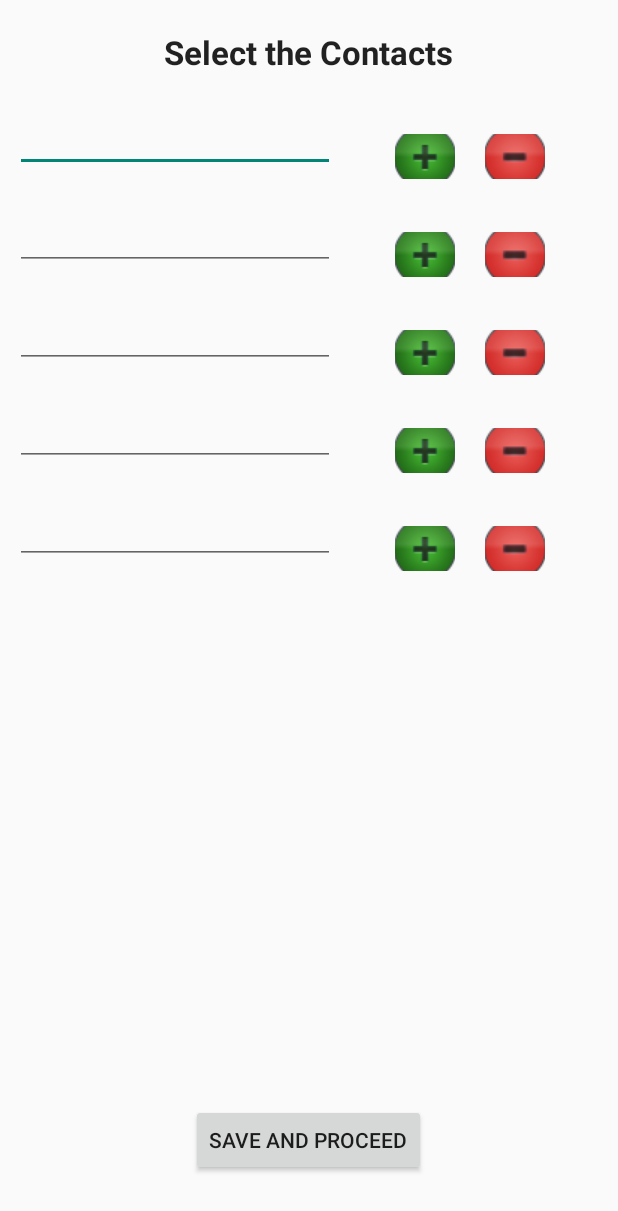
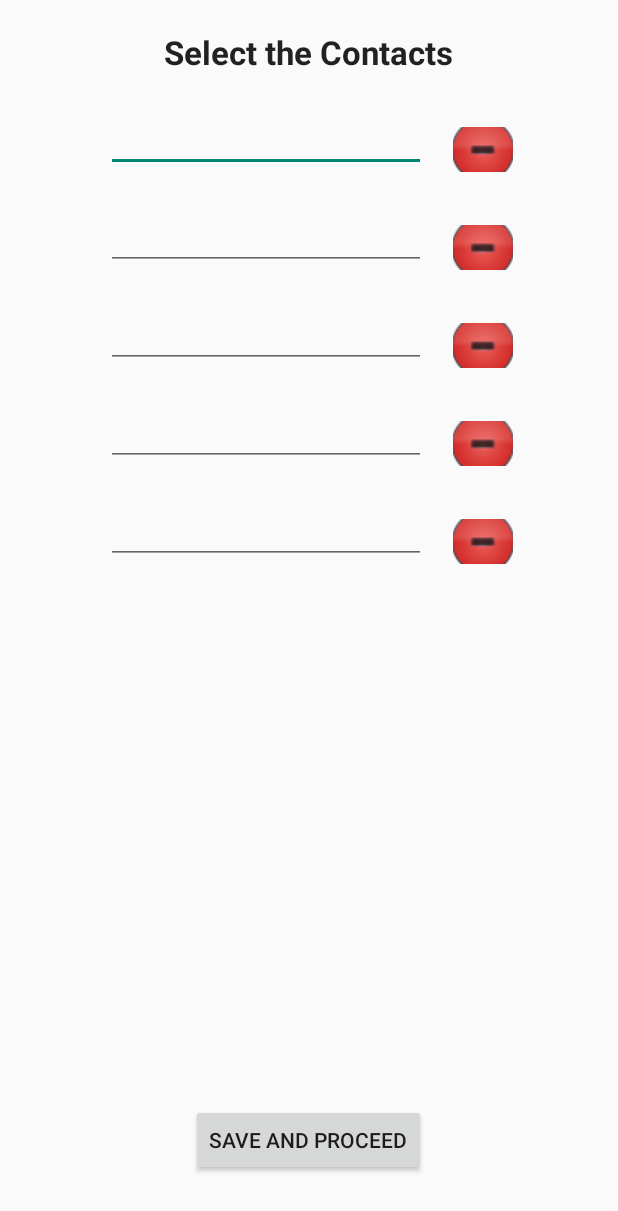
Before and after one commit to Ashl7/Feelings, an Android app: the layout activity_contacts.xml on its own in the app's theme, with its tools: preview values and no code run, on a phone screen of 412 x 824 dp. Shown: the top 1211 px of the screen. Run offline under Robolectric (Android 15) with nearby library versions, the phone set to English and light mode, and no system bars.

Commit message:
Added Buttons and EditTexts to ContactActivity, and Changed its layout

```diff
--- a/app/src/main/java/com/autism/mindpower/feeling/ContactDatabase.java
+++ b/app/src/main/java/com/autism/mindpower/feeling/ContactDatabase.java
@@ -5,6 +5,7 @@ import android.content.Context;
 import android.database.Cursor;
 import android.database.SQLException;
 import android.database.sqlite.SQLiteDatabase;
+import android.util.Log;
 
 import java.util.ArrayList;
 
@@ -37,8 +38,14 @@ public class ContactDatabase {
 
 
     // make sure to use open() AND close() whenever you use the database
-    public void open() throws SQLException {
-        db = dbHelper.getWritableDatabase();   //get a reference to the database
+    public void open() {
+        try {
+            db = dbHelper.getWritableDatabase();   //get a reference to the database
+        }
+        catch (SQLException e) {
+            e.printStackTrace();
+            Log.v(TAG, "Opening database failed");
+        }
     }
 
     public void close(){
@@ -56,7 +63,6 @@ public class ContactDatabase {
         //values.put(ContactDatabaseHelper.COLUMN_CONTACT_DATE_ADDED, getDate());
 
         db.insert(ContactDatabaseHelper.TABLE_CONTACTS, null, values);
-        db.close();
     }
 
     // Delete a contact from the database
--- a/app/src/main/java/com/autism/mindpower/feeling/ContactsActivity.java
+++ b/app/src/main/java/com/autism/mindpower/feeling/ContactsActivity.java
@@ -4,8 +4,10 @@ import android.os.Bundle;
 import android.support.v7.app.AppCompatActivity;
 import android.view.Menu;
 import android.view.MenuItem;
+import android.view.View;
 import android.widget.Button;
 import android.widget.EditText;
+import android.widget.ImageButton;
 
 /**
  * Created by Arash Nase on 4/15/2016.
@@ -13,17 +15,11 @@ import android.widget.EditText;
  */
 public class ContactsActivity extends AppCompatActivity {
 
-    private Button button;
-    private Button button1;
-    private Button button2;
-    private Button button3;
-    private Button button4;
-    private Button button5;
-    private Button button6;
-    private Button button7;
-    private Button button8;
-    private Button button9;
-    private Button save_button;
+    private ImageButton button;
+    private ImageButton button1;
+    private ImageButton button2;
+    private ImageButton button3;
+    private ImageButton button4;
 
     private EditText editText;
     private EditText editText1;
@@ -31,11 +27,74 @@ public class ContactsActivity extends AppCompatActivity {
     private EditText editText3;
     private EditText editText4;
 
+    private Button saveButton;
+
 
     @Override
     protected void onCreate(Bundle savedInstanceState) {
         super.onCreate(savedInstanceState);
         setContentView(R.layout.activity_contacts);
+
+
+        button = (ImageButton) findViewById(R.id.imageButton);
+        button.setOnClickListener(new View.OnClickListener() {
+            public void onClick(View v) {
+                // Perform action on click
+            }
+        });
+
+        button1 = (ImageButton) findViewById(R.id.imageButton1);
+        button1.setOnClickListener(new View.OnClickListener() {
+            public void onClick(View v) {
+                // Perform action on click
+            }
+        });
+
+        button2 = (ImageButton) findViewById(R.id.imageButton2);
+        button2.setOnClickListener(new View.OnClickListener() {
+            public void onClick(View v) {
+                // Perform action on click
+            }
+        });
+
+        button3 = (ImageButton) findViewById(R.id.imageButton3);
+        button3.setOnClickListener(new View.OnClickListener() {
+            public void onClick(View v) {
+                // Perform action on click
+            }
+        });
+
+        button4 = (ImageButton) findViewById(R.id.imageButton4);
+        button4.setOnClickListener(new View.OnClickListener() {
+            public void onClick(View v) {
+                // Perform action on click
+            }
+        });
+
+
+        editText = (EditText) findViewById(R.id.editText);
+
+        editText1 = (EditText) findViewById(R.id.editText1);
+
+        editText2 = (EditText) findViewById(R.id.editText2);
+
+        editText3 = (EditText) findViewById(R.id.editText3);
+
+        editText4 = (EditText) findViewById(R.id.editText4);
+
+
+        saveButton = (Button) findViewById(R.id.save_button);
+        saveButton.setOnClickListener(new View.OnClickListener() {
+            public void onClick(View v) {
+                // Perform action on click
+            }
+        });
+
+
+
+
+
+
     }
 
     @Override
--- a/app/src/main/res/layout/activity_contacts.xml
+++ b/app/src/main/res/layout/activity_contacts.xml
@@ -24,32 +24,18 @@
         android:ems="10"
         android:id="@+id/editText"
         android:layout_below="@+id/select_contact_textview"
-        android:layout_alignParentLeft="true"
-        android:layout_alignParentStart="true"
         android:layout_marginTop="20dp"
-        android:layout_marginLeft="10dp" />
+        android:layout_alignRight="@+id/save_button"
+        android:layout_alignEnd="@+id/save_button" />
 
     <ImageButton
         android:layout_width="40dp"
         android:layout_height="30dp"
         android:id="@+id/imageButton"
-        android:src="@drawable/button_plus_green"
-        android:layout_alignTop="@+id/editText"
-        android:layout_toRightOf="@+id/editText"
-        android:layout_toEndOf="@+id/editText"
-        android:layout_marginLeft="40dp"
-        android:layout_marginTop="20dp" />
-
-    <ImageButton
-        android:layout_width="40dp"
-        android:layout_height="30dp"
-        android:id="@+id/imageButton1"
         android:src="@drawable/button_minus_red"
-        android:layout_alignBottom="@+id/imageButton"
-        android:layout_toRightOf="@+id/imageButton"
-        android:layout_toEndOf="@+id/imageButton"
-        android:layout_marginLeft="20dp"
-        android:layout_marginTop="20dp" />
+        android:layout_above="@+id/editText1"
+        android:layout_toRightOf="@+id/select_contact_textview"
+        android:layout_toEndOf="@+id/select_contact_textview" />
 
 
 
@@ -60,34 +46,21 @@
         android:ems="10"
         android:id="@+id/editText1"
         android:layout_below="@+id/editText"
-        android:layout_alignParentLeft="true"
-        android:layout_alignParentStart="true"
         android:layout_marginTop="20dp"
-        android:layout_marginLeft="10dp" />
+        android:layout_alignRight="@+id/editText"
+        android:layout_alignEnd="@+id/editText"
+        android:layout_alignLeft="@+id/editText"
+        android:layout_alignStart="@+id/editText" />
+
 
     <ImageButton
         android:layout_width="40dp"
         android:layout_height="30dp"
-        android:id="@+id/imageButton2"
-        android:src="@drawable/button_plus_green"
-        android:layout_alignTop="@+id/editText1"
-        android:layout_toRightOf="@+id/editText1"
-        android:layout_toEndOf="@+id/editText1"
-        android:layout_marginLeft="40dp"
-        android:layout_marginTop="20dp" />
-
-    <ImageButton
-        android:layout_width="40dp"
-        android:layout_height="30dp"
-        android:id="@+id/imageButton3"
+        android:id="@+id/imageButton1"
         android:src="@drawable/button_minus_red"
-        android:layout_alignBottom="@+id/imageButton2"
-        android:layout_toRightOf="@+id/imageButton2"
-        android:layout_toEndOf="@+id/imageButton2"
-        android:layout_marginLeft="20dp"
-        android:layout_marginTop="20dp" />
-
-
+        android:layout_alignBottom="@+id/editText1"
+        android:layout_alignLeft="@+id/imageButton"
+        android:layout_alignStart="@+id/imageButton" />
 
     <EditText
         android:layout_width="wrap_content"
@@ -96,34 +69,21 @@
         android:ems="10"
         android:id="@+id/editText2"
         android:layout_below="@+id/editText1"
-        android:layout_alignParentLeft="true"
-        android:layout_alignParentStart="true"
         android:layout_marginTop="20dp"
-        android:layout_marginLeft="10dp" />
+        android:layout_alignRight="@+id/editText1"
+        android:layout_alignEnd="@+id/editText1"
+        android:layout_alignLeft="@+id/editText1"
+        android:layout_alignStart="@+id/editText1" />
+
 
     <ImageButton
         android:layout_width="40dp"
         android:layout_height="30dp"
-        android:id="@+id/imageButton4"
-        android:src="@drawable/button_plus_green"
-        android:layout_alignTop="@+id/editText2"
-        android:layout_toRightOf="@+id/editText2"
-        android:layout_toEndOf="@+id/editText2"
-        android:layout_marginLeft="40dp"
-        android:layout_marginTop="20dp" />
-
-    <ImageButton
-        android:layout_width="40dp"
-        android:layout_height="30dp"
-        android:id="@+id/imageButton5"
+        android:id="@+id/imageButton2"
         android:src="@drawable/button_minus_red"
-        android:layout_alignBottom="@+id/imageButton4"
-        android:layout_toRightOf="@+id/imageButton4"
-        android:layout_toEndOf="@+id/imageButton4"
-        android:layout_marginLeft="20dp"
-        android:layout_marginTop="20dp" />
-
-
+        android:layout_alignBottom="@+id/editText2"
+        android:layout_alignLeft="@+id/imageButton1"
+        android:layout_alignStart="@+id/imageButton1" />
 
     <EditText
         android:layout_width="wrap_content"
@@ -132,34 +92,21 @@
         android:ems="10"
         android:id="@+id/editText3"
         android:layout_below="@+id/editText2"
-        android:layout_alignParentLeft="true"
-        android:layout_alignParentStart="true"
         android:layout_marginTop="20dp"
-        android:layout_marginLeft="10dp" />
+        android:layout_alignRight="@+id/editText2"
+        android:layout_alignEnd="@+id/editText2"
+        android:layout_alignLeft="@+id/editText2"
+        android:layout_alignStart="@+id/editText2" />
+
 
     <ImageButton
         android:layout_width="40dp"
         android:layout_height="30dp"
-        android:id="@+id/imageButton6"
-        android:src="@drawable/button_plus_green"
-        android:layout_alignTop="@+id/editText3"
-        android:layout_toRightOf="@+id/editText3"
-        android:layout_toEndOf="@+id/editText3"
-        android:layout_marginLeft="40dp"
-        android:layout_marginTop="20dp" />
-
-    <ImageButton
-        android:layout_width="40dp"
-        android:layout_height="30dp"
-        android:id="@+id/imageButton7"
+        android:id="@+id/imageButton3"
         android:src="@drawable/button_minus_red"
-        android:layout_alignBottom="@+id/imageButton6"
-        android:layout_toRightOf="@+id/imageButton6"
-        android:layout_toEndOf="@+id/imageButton6"
-        android:layout_marginLeft="20dp"
-        android:layout_marginTop="20dp" />
-
-
+        android:layout_alignBottom="@+id/editText3"
+        android:layout_alignLeft="@+id/imageButton2"
+        android:layout_alignStart="@+id/imageButton2" />
 
     <EditText
         android:layout_width="wrap_content"
@@ -168,34 +115,21 @@
         android:ems="10"
         android:id="@+id/editText4"
         android:layout_below="@+id/editText3"
-        android:layout_alignParentLeft="true"
-        android:layout_alignParentStart="true"
         android:layout_marginTop="20dp"
-        android:layout_marginLeft="10dp" />
+        android:layout_alignRight="@+id/editText3"
+        android:layout_alignEnd="@+id/editText3"
+        android:layout_alignLeft="@+id/editText3"
+        android:layout_alignStart="@+id/editText3" />
+
 
     <ImageButton
         android:layout_width="40dp"
         android:layout_height="30dp"
-        android:id="@+id/imageButton8"
-        android:src="@drawable/button_plus_green"
-        android:layout_alignTop="@+id/editText4"
-        android:layout_toRightOf="@+id/editText4"
-        android:layout_toEndOf="@+id/editText4"
-        android:layout_marginLeft="40dp"
-        android:layout_marginTop="20dp" />
-
-    <ImageButton
-        android:layout_width="40dp"
-        android:layout_height="30dp"
-        android:id="@+id/imageButton9"
+        android:id="@+id/imageButton4"
         android:src="@drawable/button_minus_red"
-        android:layout_alignBottom="@+id/imageButton8"
-        android:layout_toRightOf="@+id/imageButton8"
-        android:layout_toEndOf="@+id/imageButton8"
-        android:layout_marginLeft="20dp"
-        android:layout_marginTop="20dp" />
-
-
+        android:layout_alignBottom="@+id/editText4"
+        android:layout_alignLeft="@+id/imageButton3"
+        android:layout_alignStart="@+id/imageButton3" />
 
     <Button
         android:layout_width="wrap_content"
```
Also changed, not shown: 2 other files.
